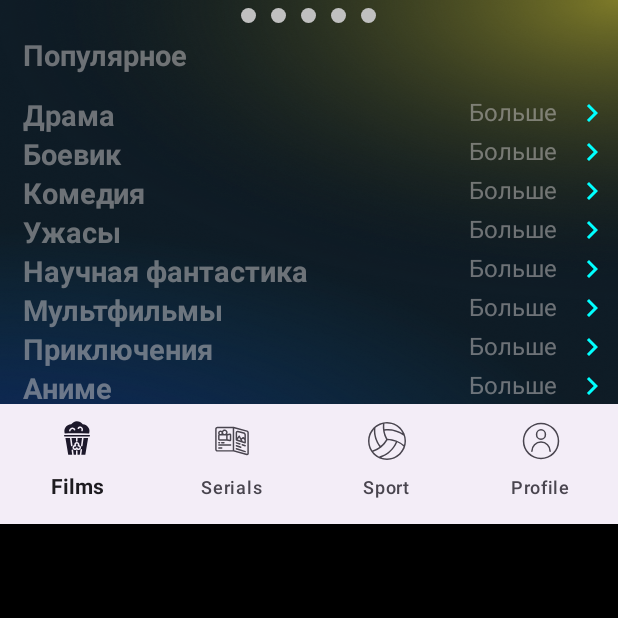
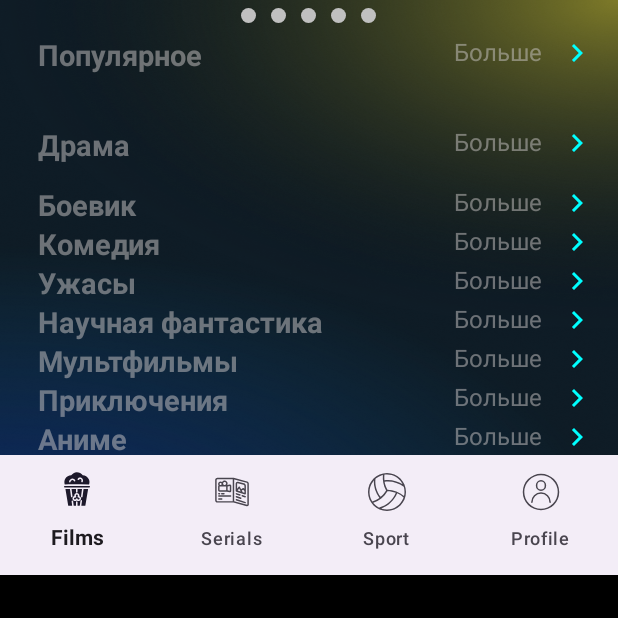
Before and after one commit to ivanbel6/Cinema_App, an Android app: the screen it shows after launch (MainActivity), on a phone screen of 412 x 824 dp, the top half of it. Run offline under Robolectric (Android 15) with nearby library versions, the phone set to English and light mode, and no system bars; 10 statements that could not run were skipped.

Commit message:
Реадактирование XML

```diff
--- a/app/src/main/res/layout/activity_main.xml
+++ b/app/src/main/res/layout/activity_main.xml
@@ -81,6 +81,8 @@
                 android:id="@+id/bla"
                 android:layout_width="match_parent"
                 android:layout_height="wrap_content"
+                android:paddingEnd="10dp"
+                android:paddingStart="10dp"
                 app:layout_constraintBottom_toTopOf="@+id/dramaRecyclerView"
                 app:layout_constraintEnd_toEndOf="parent"
                 app:layout_constraintStart_toStartOf="parent"
@@ -102,6 +104,31 @@
                     tools:layout_editor_absoluteX="0dp"
 
                     />
+                <FrameLayout
+                    android:layout_width="wrap_content"
+                    android:layout_height="wrap_content">
+
+                    <TextView
+                        android:layout_width="69dp"
+                        android:layout_height="26dp"
+                        android:layout_marginRight="30dp"
+                        android:text="Больше"
+                        android:textColor="@color/silver"
+                        android:textSize="16sp"
+                        app:layout_constraintBottom_toTopOf="@+id/dramaRecyclerView"
+                        app:layout_constraintEnd_toStartOf="@+id/arrowImageView"
+                        app:layout_constraintTop_toBottomOf="@+id/CustomRecycleView"
+                        app:layout_constraintVertical_bias="0.684" />
+
+                    <ImageView
+                        android:layout_width="wrap_content"
+                        android:layout_height="match_parent"
+                        android:layout_marginLeft="70dp"
+                        android:src="@drawable/baseline_keyboard_arrow_right_24"
+                        app:layout_constraintStart_toEndOf="@+id/moreTextView"
+                        app:layout_constraintTop_toBottomOf="@+id/CustomRecycleView" />
+
+                </FrameLayout>
 
 
             </LinearLayout>
@@ -110,7 +137,8 @@
                 android:id="@+id/CustomRecycleView"
                 android:layout_width="match_parent"
                 android:layout_height="wrap_content"
-                android:layout_marginTop="30dp"
+                android:layout_marginTop="40dp"
+                android:layout_marginBottom="10dp"
                 android:clipToPadding="false"
                 android:paddingStart="8dp"
                 android:paddingEnd="8dp"
@@ -118,8 +146,6 @@
                 tools:layout_editor_absoluteX="16dp" />
 
         </FrameLayout>
-
-
         <FrameLayout
             android:id="@+id/frameLayout_11"
             android:layout_width="match_parent"
@@ -128,12 +154,16 @@
             tools:layout_editor_absoluteX="0dp">
 
             <LinearLayout
+                android:paddingEnd="10dp"
+                android:paddingStart="10dp"
+
                 android:layout_width="match_parent"
                 android:layout_height="wrap_content"
                 app:layout_constraintBottom_toTopOf="@+id/dramaRecyclerView"
                 app:layout_constraintEnd_toEndOf="parent"
                 app:layout_constraintStart_toStartOf="parent"
-                app:layout_constraintTop_toBottomOf="@+id/CustomRecycleView">
+                app:layout_constraintTop_toBottomOf="@+id/CustomRecycleView"
+                >
 
                 <TextView
                     android:layout_width="0dp"
@@ -149,6 +179,7 @@
                     app:layout_constraintVertical_bias="0.75"
                     tools:ignore="MissingConstraints"
                     tools:layout_editor_absoluteX="0dp" />
+
 
                 <FrameLayout
                     android:layout_width="wrap_content"
@@ -181,7 +212,7 @@
                 android:id="@+id/dramaRecyclerView"
                 android:layout_width="match_parent"
                 android:layout_height="wrap_content"
-                android:layout_marginTop="24dp"
+                android:layout_marginTop="40dp"
                 android:clipToPadding="false"
                 android:paddingStart="8dp"
                 android:paddingEnd="8dp"
@@ -192,15 +223,17 @@
 
 
         <FrameLayout
-            android:id="@+id/frameLayout_22"
-            android:layout_width="match_parent"
-            android:layout_height="wrap_content"
-            app:layout_constraintTop_toBottomOf="@+id/frameLayout_11"
-            tools:layout_editor_absoluteX="0dp">
+        android:id="@+id/frameLayout_22"
+        android:layout_width="match_parent"
+        android:layout_height="wrap_content"
+        app:layout_constraintTop_toBottomOf="@+id/frameLayout_11"
+        tools:layout_editor_absoluteX="0dp">
 
             <LinearLayout
                 android:layout_width="match_parent"
                 android:layout_height="wrap_content"
+                android:paddingEnd="10dp"
+                android:paddingStart="10dp"
                 app:layout_constraintBottom_toTopOf="@+id/dramaRecyclerView"
                 app:layout_constraintEnd_toEndOf="parent"
                 app:layout_constraintStart_toStartOf="parent"
@@ -272,6 +305,8 @@
             <LinearLayout
                 android:layout_width="match_parent"
                 android:layout_height="wrap_content"
+                android:paddingEnd="10dp"
+                android:paddingStart="10dp"
                 app:layout_constraintBottom_toTopOf="@+id/dramaRecyclerView"
                 app:layout_constraintEnd_toEndOf="parent"
                 app:layout_constraintStart_toStartOf="parent"
@@ -343,6 +378,8 @@
             <LinearLayout
                 android:layout_width="match_parent"
                 android:layout_height="wrap_content"
+                android:paddingEnd="10dp"
+                android:paddingStart="10dp"
                 app:layout_constraintBottom_toTopOf="@+id/dramaRecyclerView"
                 app:layout_constraintEnd_toEndOf="parent"
                 app:layout_constraintStart_toStartOf="parent"
@@ -411,6 +448,8 @@
             <LinearLayout
                 android:layout_width="match_parent"
                 android:layout_height="wrap_content"
+                android:paddingEnd="10dp"
+                android:paddingStart="10dp"
                 app:layout_constraintBottom_toTopOf="@+id/dramaRecyclerView"
                 app:layout_constraintEnd_toEndOf="parent"
                 app:layout_constraintStart_toStartOf="parent"
@@ -481,6 +520,8 @@
             <LinearLayout
                 android:layout_width="match_parent"
                 android:layout_height="wrap_content"
+                android:paddingEnd="10dp"
+                android:paddingStart="10dp"
                 app:layout_constraintBottom_toTopOf="@+id/dramaRecyclerView"
                 app:layout_constraintEnd_toEndOf="parent"
                 app:layout_constraintStart_toStartOf="parent"
@@ -550,6 +591,8 @@
             <LinearLayout
                 android:layout_width="match_parent"
                 android:layout_height="wrap_content"
+                android:paddingEnd="10dp"
+                android:paddingStart="10dp"
                 app:layout_constraintBottom_toTopOf="@+id/dramaRecyclerView"
                 app:layout_constraintEnd_toEndOf="parent"
                 app:layout_constraintStart_toStartOf="parent"
@@ -619,6 +662,8 @@
             <LinearLayout
                 android:layout_width="match_parent"
                 android:layout_height="wrap_content"
+                android:paddingEnd="10dp"
+                android:paddingStart="10dp"
                 app:layout_constraintBottom_toTopOf="@+id/dramaRecyclerView"
                 app:layout_constraintEnd_toEndOf="parent"
                 app:layout_constraintStart_toStartOf="parent"
@@ -688,6 +733,8 @@
             <LinearLayout
                 android:layout_width="match_parent"
                 android:layout_height="wrap_content"
+                android:paddingEnd="10dp"
+                android:paddingStart="10dp"
                 app:layout_constraintBottom_toTopOf="@+id/dramaRecyclerView"
                 app:layout_constraintEnd_toEndOf="parent"
                 app:layout_constraintStart_toStartOf="parent"
@@ -757,6 +804,8 @@
             <LinearLayout
                 android:layout_width="match_parent"
                 android:layout_height="wrap_content"
+                android:paddingEnd="10dp"
+                android:paddingStart="10dp"
                 app:layout_constraintBottom_toTopOf="@+id/dramaRecyclerView"
                 app:layout_constraintEnd_toEndOf="parent"
                 app:layout_constraintStart_toStartOf="parent"
@@ -826,6 +875,8 @@
             <LinearLayout
                 android:layout_width="match_parent"
                 android:layout_height="wrap_content"
+                android:paddingEnd="10dp"
+                android:paddingStart="10dp"
                 app:layout_constraintBottom_toTopOf="@+id/dramaRecyclerView"
                 app:layout_constraintEnd_toEndOf="parent"
                 app:layout_constraintStart_toStartOf="parent"
```
